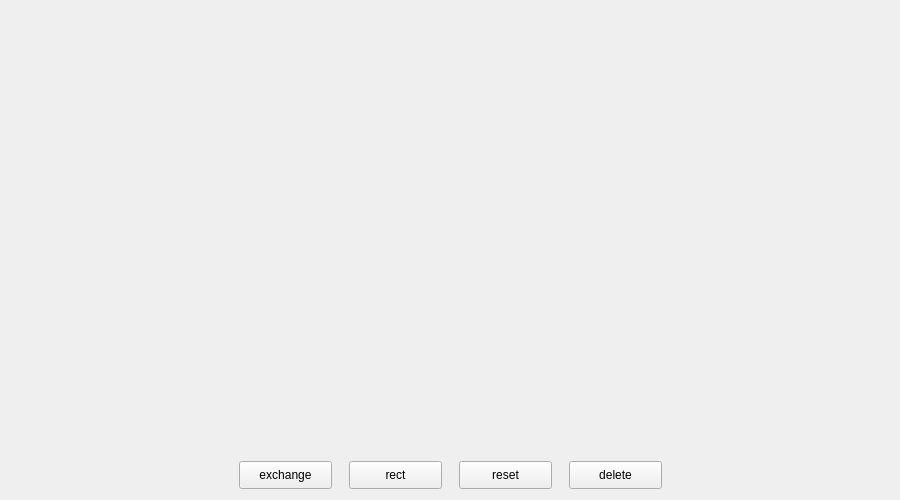
Qt form testWidget.ui (hg-hg/2019-DungeonNStones) before a commit.
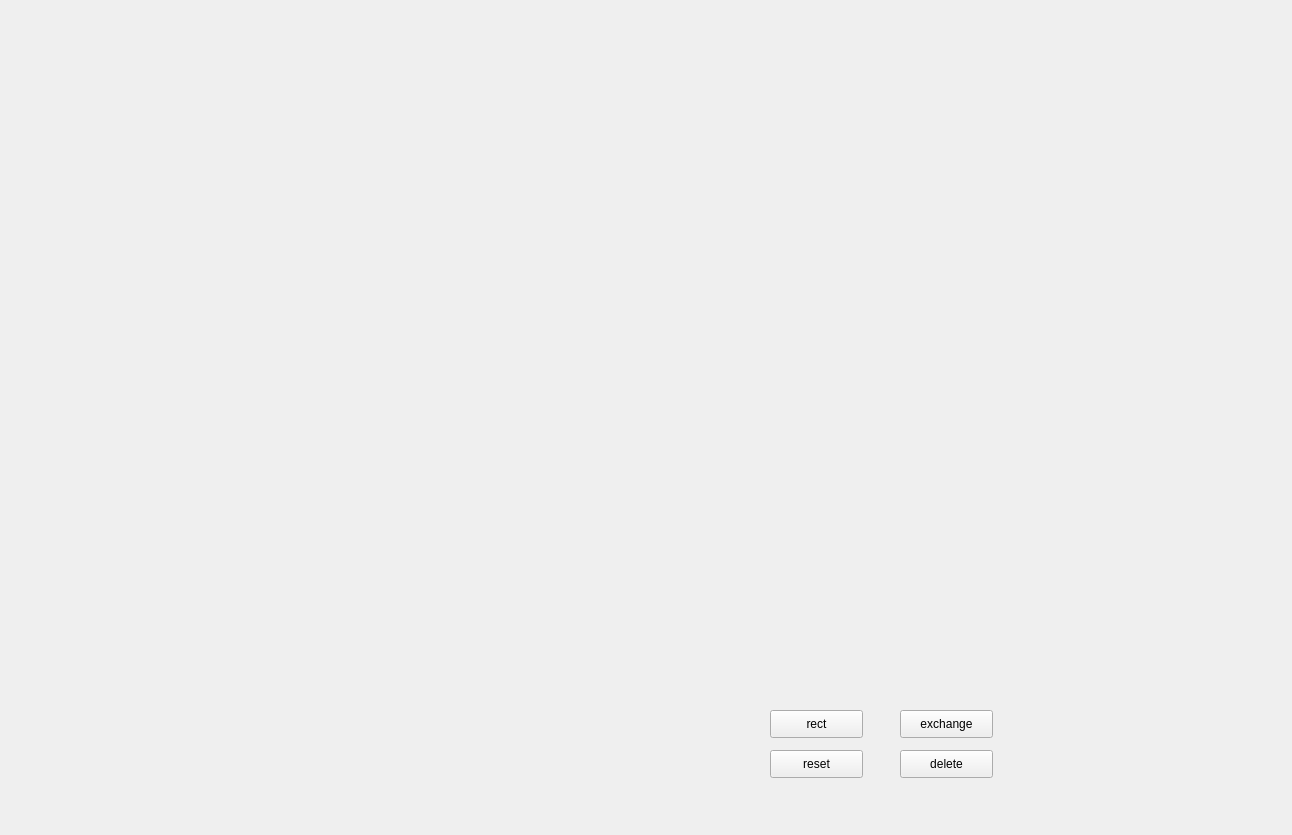
The same form after that commit. Custom widgets are drawn as their Qt base class.

Diff of the .ui file:
```diff
--- a/testWidget.ui
+++ b/testWidget.ui
@@ -6,8 +6,8 @@
    <rect>
     <x>0</x>
     <y>0</y>
-    <width>900</width>
-    <height>500</height>
+    <width>1292</width>
+    <height>835</height>
    </rect>
   </property>
   <property name="windowTitle">
@@ -17,17 +17,17 @@
    <widget class="GameBoard" name="gb" native="true">
     <property name="geometry">
      <rect>
-      <x>209</x>
-      <y>11</y>
-      <width>482</width>
-      <height>478</height>
+      <x>260</x>
+      <y>10</y>
+      <width>741</width>
+      <height>771</height>
      </rect>
     </property>
     <widget class="QPushButton" name="resetGB">
      <property name="geometry">
       <rect>
-       <x>250</x>
-       <y>450</y>
+       <x>510</x>
+       <y>740</y>
        <width>93</width>
        <height>28</height>
       </rect>
@@ -39,8 +39,8 @@
     <widget class="QPushButton" name="deleteStone">
      <property name="geometry">
       <rect>
-       <x>360</x>
-       <y>450</y>
+       <x>640</x>
+       <y>740</y>
        <width>93</width>
        <height>28</height>
       </rect>
@@ -52,8 +52,8 @@
     <widget class="QPushButton" name="pushButton">
      <property name="geometry">
       <rect>
-       <x>140</x>
-       <y>450</y>
+       <x>510</x>
+       <y>700</y>
        <width>93</width>
        <height>28</height>
       </rect>
@@ -65,8 +65,8 @@
     <widget class="QPushButton" name="pushButton_2">
      <property name="geometry">
       <rect>
-       <x>30</x>
-       <y>450</y>
+       <x>640</x>
+       <y>700</y>
        <width>93</width>
        <height>28</height>
       </rect>
@@ -81,8 +81,8 @@
      <rect>
       <x>11</x>
       <y>11</y>
-      <width>192</width>
-      <height>478</height>
+      <width>241</width>
+      <height>651</height>
      </rect>
     </property>
     <property name="sizePolicy">
@@ -95,10 +95,10 @@
    <widget class="QWidget" name="enemy" native="true">
     <property name="geometry">
      <rect>
-      <x>697</x>
-      <y>11</y>
-      <width>192</width>
-      <height>478</height>
+      <x>1060</x>
+      <y>80</y>
+      <width>211</width>
+      <height>661</height>
      </rect>
     </property>
     <property name="sizePolicy">
```
